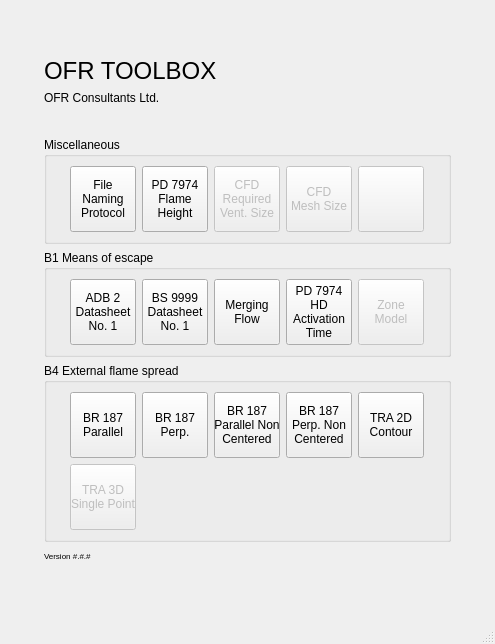
Old version of the form fsetoolsGUI/gui/layout/ui/main.ui in the repository fuyans/fsetoolsGUI.
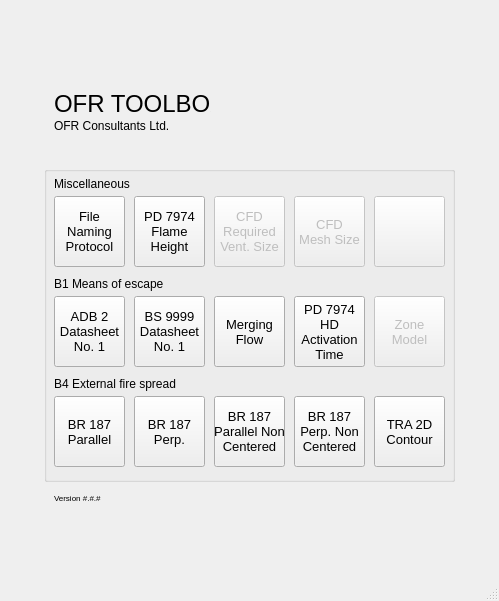
New version of the form. Icons and pictures are not drawn.

Patch:
```diff
--- a/fsetoolsGUI/gui/layout/ui/main.ui
+++ b/fsetoolsGUI/gui/layout/ui/main.ui
@@ -6,8 +6,8 @@
    <rect>
     <x>0</x>
     <y>0</y>
-    <width>495</width>
-    <height>644</height>
+    <width>499</width>
+    <height>601</height>
    </rect>
   </property>
   <property name="sizePolicy">
@@ -39,11 +39,28 @@
        <number>45</number>
       </property>
       <item>
-       <layout class="QHBoxLayout" name="horizontalLayout">
-        <item>
-         <layout class="QVBoxLayout" name="verticalLayout">
-          <item>
+       <widget class="QWidget" name="widget" native="true">
+        <property name="minimumSize">
+         <size>
+          <width>411</width>
+          <height>106</height>
+         </size>
+        </property>
+        <property name="maximumSize">
+         <size>
+          <width>411</width>
+          <height>106</height>
+         </size>
+        </property>
            <widget class="QLabel" name="label_big_name">
+         <property name="geometry">
+          <rect>
+           <x>10</x>
+           <y>38</y>
+           <width>157</width>
+           <height>26</height>
+          </rect>
+         </property>
             <property name="minimumSize">
              <size>
               <width>0</width>
@@ -62,13 +79,19 @@
              <set>Qt::AlignBottom|Qt::AlignLeading|Qt::AlignLeft</set>
             </property>
            </widget>
-          </item>
-          <item>
            <widget class="QLabel" name="label_copy_right">
+         <property name="geometry">
+          <rect>
+           <x>10</x>
+           <y>65</y>
+           <width>150</width>
+           <height>26</height>
+          </rect>
+         </property>
             <property name="minimumSize">
              <size>
               <width>150</width>
-              <height>28</height>
+           <height>26</height>
              </size>
             </property>
             <property name="text">
@@ -81,24 +104,15 @@
              <bool>true</bool>
             </property>
            </widget>
-          </item>
-         </layout>
-        </item>
-        <item>
-         <spacer name="horizontalSpacer">
-          <property name="orientation">
-           <enum>Qt::Horizontal</enum>
-          </property>
-          <property name="sizeHint" stdset="0">
-           <size>
-            <width>40</width>
-            <height>20</height>
-           </size>
-          </property>
-         </spacer>
-        </item>
-        <item>
          <widget class="QLabel" name="label_logo">
+         <property name="geometry">
+          <rect>
+           <x>190</x>
+           <y>5</y>
+           <width>194</width>
+           <height>105</height>
+          </rect>
+         </property>
           <property name="minimumSize">
            <size>
             <width>194</width>
@@ -112,133 +126,84 @@
            <pixmap>../images/OFR_LOGO_2_194_80.png</pixmap>
           </property>
          </widget>
-        </item>
-       </layout>
+       </widget>
       </item>
       <item>
        <widget class="QGroupBox" name="groupBox_misc">
+        <property name="minimumSize">
+         <size>
+          <width>411</width>
+          <height>316</height>
+         </size>
+        </property>
+        <property name="maximumSize">
+         <size>
+          <width>411</width>
+          <height>316</height>
+         </size>
+        </property>
         <property name="title">
-         <string>Miscellaneous</string>
+         <string/>
         </property>
-        <layout class="QGridLayout" name="gridLayout_6">
-         <item row="0" column="0">
-          <layout class="QGridLayout" name="gridLayout_3">
-           <item row="0" column="3">
-            <widget class="QPushButton" name="b4_01_br187_parallel_12">
-             <property name="enabled">
-              <bool>false</bool>
-             </property>
-             <property name="minimumSize">
-              <size>
-               <width>66</width>
-               <height>66</height>
-              </size>
-             </property>
-             <property name="maximumSize">
-              <size>
-               <width>66</width>
-               <height>66</height>
-              </size>
-             </property>
-             <property name="toolTip">
-              <string>To estimate optimal mesh resolution.</string>
-             </property>
-             <property name="statusTip">
-              <string>To estimate optimal mesh resolution.</string>
-             </property>
-             <property name="text">
-              <string>CFD
-Mesh Size</string>
-             </property>
-            </widget>
-           </item>
-           <item row="0" column="0">
-            <widget class="QPushButton" name="pushButton_0601_naming_convention">
-             <property name="minimumSize">
-              <size>
-               <width>66</width>
-               <height>66</height>
-              </size>
-             </property>
-             <property name="maximumSize">
-              <size>
-               <width>66</width>
-               <height>66</height>
-              </size>
-             </property>
-             <property name="toolTip">
-              <string>File name generator in accordance with OFR file naming protocal.</string>
-             </property>
-             <property name="statusTip">
-              <string>File name generator in accordance with OFR file naming protocal.</string>
-             </property>
-             <property name="text">
-              <string>File
-Naming
-Protocol</string>
-             </property>
-            </widget>
-           </item>
-           <item row="0" column="5">
             <widget class="QPushButton" name="pushButton">
              <property name="enabled">
               <bool>false</bool>
              </property>
+         <property name="geometry">
+          <rect>
+           <x>330</x>
+           <y>30</y>
+           <width>71</width>
+           <height>71</height>
+          </rect>
+         </property>
              <property name="minimumSize">
               <size>
-               <width>66</width>
-               <height>66</height>
+           <width>71</width>
+           <height>71</height>
               </size>
              </property>
              <property name="maximumSize">
               <size>
-               <width>66</width>
-               <height>66</height>
-              </size>
-             </property>
+           <width>71</width>
+           <height>71</height>
+          </size>
+         </property>
+         <property name="font">
+          <font>
+           <pointsize>10</pointsize>
+          </font>
+         </property>
              <property name="text">
               <string/>
              </property>
             </widget>
-           </item>
-           <item row="0" column="2">
-            <widget class="QPushButton" name="b4_01_br187_parallel_11">
-             <property name="enabled">
-              <bool>false</bool>
-             </property>
-             <property name="minimumSize">
-              <size>
-               <width>66</width>
-               <height>66</height>
-              </size>
-             </property>
-             <property name="maximumSize">
-              <size>
-               <width>66</width>
-               <height>66</height>
-              </size>
-             </property>
-             <property name="text">
-              <string>CFD
-Required
-Vent. Size</string>
-             </property>
-            </widget>
-           </item>
-           <item row="0" column="1">
             <widget class="QPushButton" name="pushButton_0602_pd7974_flame_height">
+         <property name="geometry">
+          <rect>
+           <x>90</x>
+           <y>30</y>
+           <width>71</width>
+           <height>71</height>
+          </rect>
+         </property>
              <property name="minimumSize">
               <size>
-               <width>66</width>
-               <height>66</height>
+           <width>71</width>
+           <height>71</height>
               </size>
              </property>
              <property name="maximumSize">
               <size>
-               <width>66</width>
-               <height>66</height>
-              </size>
-             </property>
+           <width>71</width>
+           <height>71</height>
+          </size>
+         </property>
+         <property name="font">
+          <font>
+           <pointsize>10</pointsize>
+          </font>
+         </property>
              <property name="toolTip">
               <string>Flame height in accordance with PD 7974-1:2019.</string>
              </property>
@@ -251,119 +216,67 @@
 Height</string>
              </property>
             </widget>
-           </item>
-          </layout>
-         </item>
-        </layout>
-       </widget>
-      </item>
-      <item>
-       <widget class="QGroupBox" name="groupBox_b1">
-        <property name="title">
-         <string>B1 Means of escape</string>
-        </property>
-        <layout class="QGridLayout" name="gridLayout_5">
-         <item row="0" column="0">
-          <layout class="QGridLayout" name="gridLayout">
-           <item row="0" column="3">
-            <widget class="QPushButton" name="pushButton_0111_heat_detector_activation">
-             <property name="minimumSize">
-              <size>
-               <width>66</width>
-               <height>66</height>
-              </size>
-             </property>
-             <property name="maximumSize">
-              <size>
-               <width>66</width>
-               <height>66</height>
-              </size>
-             </property>
-             <property name="toolTip">
-              <string>Heat detector activation time (ceiling jet) in accordance with PD 7974-1:2019.</string>
-             </property>
-             <property name="statusTip">
-              <string>Heat detector activation time (ceiling jet) in accordance with PD 7974-1:2019.</string>
-             </property>
-             <property name="text">
-              <string>PD 7974
-HD
-Activation
-Time</string>
-             </property>
-            </widget>
-           </item>
-           <item row="0" column="1">
-            <widget class="QPushButton" name="pushButton_0102_bs9999_datasheet_1">
+        <widget class="QPushButton" name="b4_01_br187_parallel_11">
+         <property name="enabled">
+          <bool>false</bool>
+         </property>
+         <property name="geometry">
+          <rect>
+           <x>170</x>
+           <y>30</y>
+           <width>71</width>
+           <height>71</height>
+          </rect>
+         </property>
              <property name="minimumSize">
               <size>
-               <width>66</width>
-               <height>66</height>
+           <width>71</width>
+           <height>71</height>
               </size>
              </property>
              <property name="maximumSize">
               <size>
-               <width>66</width>
-               <height>66</height>
-              </size>
-             </property>
-             <property name="toolTip">
-              <string>Data sheet 1 for BS 9999:2017, for B1.</string>
-             </property>
-             <property name="statusTip">
-              <string>Data sheet 1 for BS 9999:2017, for B1.</string>
-             </property>
+           <width>71</width>
+           <height>71</height>
+          </size>
+         </property>
+         <property name="font">
+          <font>
+           <pointsize>10</pointsize>
+          </font>
+         </property>
              <property name="text">
-              <string>BS 9999
-Datasheet
-No. 1</string>
-             </property>
-            </widget>
-           </item>
-           <item row="0" column="0">
-            <widget class="QPushButton" name="pushButton_0101_adb2_datasheet_1">
-             <property name="minimumSize">
-              <size>
-               <width>66</width>
-               <height>66</height>
-              </size>
-             </property>
-             <property name="maximumSize">
-              <size>
-               <width>66</width>
-               <height>66</height>
-              </size>
-             </property>
-             <property name="toolTip">
-              <string>Data sheet 1 for Approved Document B (2019) Vol. 2, for B1.</string>
-             </property>
-             <property name="statusTip">
-              <string>Data sheet 1 for Approved Document B (2019) Vol. 2, for B1.</string>
-             </property>
-             <property name="text">
-              <string>ADB 2
-Datasheet
-No. 1</string>
-             </property>
-            </widget>
-           </item>
-           <item row="0" column="2">
-            <widget class="QPushButton" name="pushButton_0103_merging_flow">
-             <property name="enabled">
-              <bool>true</bool>
-             </property>
+          <string>CFD
+Required
+Vent. Size</string>
+         </property>
+        </widget>
+        <widget class="QPushButton" name="pushButton_0601_naming_convention">
+         <property name="geometry">
+          <rect>
+           <x>10</x>
+           <y>30</y>
+           <width>71</width>
+           <height>71</height>
+          </rect>
+         </property>
              <property name="minimumSize">
               <size>
-               <width>66</width>
-               <height>66</height>
+           <width>71</width>
+           <height>71</height>
               </size>
              </property>
              <property name="maximumSize">
               <size>
-               <width>66</width>
-               <height>66</height>
-              </size>
-             </property>
+           <width>71</width>
+           <height>71</height>
+          </size>
+         </property>
+         <property name="font">
+          <font>
+           <pointsize>10</pointsize>
+          </font>
+         </property>
              <property name="toolTip">
               <string>Merging flow calculation in accordance with BS 9999:2017.</string>
              </property>
@@ -371,28 +284,40 @@
               <string>Merging flow calculation in accordance with BS 9999:2017.</string>
              </property>
              <property name="text">
-              <string>Merging
-Flow</string>
-             </property>
-            </widget>
-           </item>
-           <item row="0" column="4">
-            <widget class="QPushButton" name="b4_01_br187_parallel_10">
+          <string>File
+Naming
+Protocol</string>
+         </property>
+        </widget>
+        <widget class="QPushButton" name="b4_01_br187_parallel_12">
              <property name="enabled">
               <bool>false</bool>
              </property>
+         <property name="geometry">
+          <rect>
+           <x>250</x>
+           <y>30</y>
+           <width>71</width>
+           <height>71</height>
+          </rect>
+         </property>
              <property name="minimumSize">
               <size>
-               <width>66</width>
-               <height>66</height>
+           <width>71</width>
+           <height>71</height>
               </size>
              </property>
              <property name="maximumSize">
               <size>
-               <width>66</width>
-               <height>66</height>
-              </size>
-             </property>
+           <width>71</width>
+           <height>71</height>
+          </size>
+         </property>
+         <property name="font">
+          <font>
+           <pointsize>10</pointsize>
+          </font>
+         </property>
              <property name="toolTip">
               <string>Not implemented.</string>
              </property>
@@ -400,41 +325,39 @@
               <string>Not implemented.</string>
              </property>
              <property name="text">
-              <string>Zone
-Model</string>
-             </property>
-            </widget>
-           </item>
-          </layout>
-         </item>
-        </layout>
-       </widget>
-      </item>
-      <item>
-       <widget class="QGroupBox" name="groupBox_b3">
-        <property name="title">
-         <string>B4 External flame spread</string>
-        </property>
-        <layout class="QGridLayout" name="gridLayout_4">
-         <item row="0" column="0">
-          <layout class="QGridLayout" name="gridLayout_2">
-           <item row="0" column="4">
+          <string>CFD
+Mesh Size</string>
+         </property>
+        </widget>
             <widget class="QPushButton" name="pushButton_0406_thermal_radiation_analysis_2d">
              <property name="enabled">
               <bool>true</bool>
              </property>
+         <property name="geometry">
+          <rect>
+           <x>330</x>
+           <y>230</y>
+           <width>71</width>
+           <height>71</height>
+          </rect>
+         </property>
              <property name="minimumSize">
               <size>
-               <width>66</width>
-               <height>66</height>
+           <width>71</width>
+           <height>71</height>
               </size>
              </property>
              <property name="maximumSize">
               <size>
-               <width>66</width>
-               <height>66</height>
-              </size>
-             </property>
+           <width>71</width>
+           <height>71</height>
+          </size>
+         </property>
+         <property name="font">
+          <font>
+           <pointsize>10</pointsize>
+          </font>
+         </property>
              <property name="toolTip">
               <string>General purpose thermal radiation calculator.</string>
              </property>
@@ -446,74 +369,32 @@
 Contour</string>
              </property>
             </widget>
-           </item>
-           <item row="0" column="1">
-            <widget class="QPushButton" name="pushButton_0402_br187_perpendicular_simple">
-             <property name="minimumSize">
-              <size>
-               <width>66</width>
-               <height>66</height>
-              </size>
-             </property>
-             <property name="maximumSize">
-              <size>
-               <width>66</width>
-               <height>66</height>
-              </size>
-             </property>
-             <property name="toolTip">
-              <string>Thermal radiation calculation following BR 187 (Perpendicular rectangular orientation).</string>
-             </property>
-             <property name="statusTip">
-              <string>Thermal radiation calculation following BR 187 (Perpendicular rectangular orientation).</string>
-             </property>
-             <property name="text">
-              <string>BR 187
-Perp.</string>
-             </property>
-            </widget>
-           </item>
-           <item row="0" column="2">
-            <widget class="QPushButton" name="pushButton_0403_br187_parallel_complex">
-             <property name="minimumSize">
-              <size>
-               <width>66</width>
-               <height>66</height>
-              </size>
-             </property>
-             <property name="maximumSize">
-              <size>
-               <width>66</width>
-               <height>66</height>
-              </size>
-             </property>
-             <property name="toolTip">
-              <string>Thermal radiation calculation following BR 187 (Parallel rectangular orientation).</string>
-             </property>
-             <property name="statusTip">
-              <string>Thermal radiation calculation following BR 187 (Parallel rectangular orientation).</string>
-             </property>
-             <property name="text">
-              <string>BR 187
-Parallel Non
-Centered</string>
-             </property>
-            </widget>
-           </item>
-           <item row="0" column="0">
             <widget class="QPushButton" name="pushButton_0401_br187_parallel_simple">
+         <property name="geometry">
+          <rect>
+           <x>10</x>
+           <y>230</y>
+           <width>71</width>
+           <height>71</height>
+          </rect>
+         </property>
              <property name="minimumSize">
               <size>
-               <width>66</width>
-               <height>66</height>
+           <width>71</width>
+           <height>71</height>
               </size>
              </property>
              <property name="maximumSize">
               <size>
-               <width>66</width>
-               <height>66</height>
-              </size>
-             </property>
+           <width>71</width>
+           <height>71</height>
+          </size>
+         </property>
+         <property name="font">
+          <font>
+           <pointsize>10</pointsize>
+          </font>
+         </property>
              <property name="toolTip">
               <string>Thermal radiation calculation following BR 187 (Parallel rectangular orientation).</string>
              </property>
@@ -525,21 +406,70 @@
 Parallel</string>
              </property>
             </widget>
-           </item>
-           <item row="0" column="3">
+        <widget class="QPushButton" name="pushButton_0403_br187_parallel_complex">
+         <property name="geometry">
+          <rect>
+           <x>170</x>
+           <y>230</y>
+           <width>71</width>
+           <height>71</height>
+          </rect>
+         </property>
+         <property name="minimumSize">
+          <size>
+           <width>71</width>
+           <height>71</height>
+          </size>
+         </property>
+         <property name="maximumSize">
+          <size>
+           <width>71</width>
+           <height>71</height>
+          </size>
+         </property>
+         <property name="font">
+          <font>
+           <pointsize>10</pointsize>
+          </font>
+         </property>
+         <property name="toolTip">
+          <string>Thermal radiation calculation following BR 187 (Parallel rectangular orientation).</string>
+         </property>
+         <property name="statusTip">
+          <string>Thermal radiation calculation following BR 187 (Parallel rectangular orientation).</string>
+         </property>
+         <property name="text">
+          <string>BR 187
+Parallel Non
+Centered</string>
+         </property>
+        </widget>
             <widget class="QPushButton" name="pushButton_0404_br187_perpendicular_complex">
+         <property name="geometry">
+          <rect>
+           <x>250</x>
+           <y>230</y>
+           <width>71</width>
+           <height>71</height>
+          </rect>
+         </property>
              <property name="minimumSize">
               <size>
-               <width>66</width>
-               <height>66</height>
+           <width>71</width>
+           <height>71</height>
               </size>
              </property>
              <property name="maximumSize">
               <size>
-               <width>66</width>
-               <height>66</height>
-              </size>
-             </property>
+           <width>71</width>
+           <height>71</height>
+          </size>
+         </property>
+         <property name="font">
+          <font>
+           <pointsize>10</pointsize>
+          </font>
+         </property>
              <property name="toolTip">
               <string>Thermal radiation calculation following BR 187 (Perpendicular rectangular orientation).</string>
              </property>
@@ -552,24 +482,72 @@
 Centered</string>
              </property>
             </widget>
-           </item>
-           <item row="1" column="0">
-            <widget class="QPushButton" name="pushButton_0405_thermal_radiation_extreme">
+        <widget class="QPushButton" name="pushButton_0402_br187_perpendicular_simple">
+         <property name="geometry">
+          <rect>
+           <x>90</x>
+           <y>230</y>
+           <width>71</width>
+           <height>71</height>
+          </rect>
+         </property>
+         <property name="minimumSize">
+          <size>
+           <width>71</width>
+           <height>71</height>
+          </size>
+         </property>
+         <property name="maximumSize">
+          <size>
+           <width>71</width>
+           <height>71</height>
+          </size>
+         </property>
+         <property name="font">
+          <font>
+           <pointsize>10</pointsize>
+          </font>
+         </property>
+         <property name="toolTip">
+          <string>Thermal radiation calculation following BR 187 (Perpendicular rectangular orientation).</string>
+         </property>
+         <property name="statusTip">
+          <string>Thermal radiation calculation following BR 187 (Perpendicular rectangular orientation).</string>
+         </property>
+         <property name="text">
+          <string>BR 187
+Perp.</string>
+         </property>
+        </widget>
+        <widget class="QPushButton" name="b4_01_br187_parallel_10">
              <property name="enabled">
               <bool>false</bool>
              </property>
+         <property name="geometry">
+          <rect>
+           <x>330</x>
+           <y>130</y>
+           <width>71</width>
+           <height>71</height>
+          </rect>
+         </property>
              <property name="minimumSize">
               <size>
-               <width>66</width>
-               <height>66</height>
+           <width>71</width>
+           <height>71</height>
               </size>
              </property>
              <property name="maximumSize">
               <size>
-               <width>66</width>
-               <height>66</height>
-              </size>
-             </property>
+           <width>71</width>
+           <height>71</height>
+          </size>
+         </property>
+         <property name="font">
+          <font>
+           <pointsize>10</pointsize>
+          </font>
+         </property>
              <property name="toolTip">
               <string>General purpose thermal radiation calculator.</string>
              </property>
@@ -577,23 +555,229 @@
               <string>General purpose thermal radiation calculator.</string>
              </property>
              <property name="text">
-              <string>TRA 3D
-Single Point</string>
-             </property>
-            </widget>
-           </item>
-          </layout>
-         </item>
-        </layout>
-       </widget>
+          <string>Zone
+Model</string>
+         </property>
+        </widget>
+        <widget class="QPushButton" name="pushButton_0102_bs9999_datasheet_1">
+         <property name="geometry">
+          <rect>
+           <x>90</x>
+           <y>130</y>
+           <width>71</width>
+           <height>71</height>
+          </rect>
+         </property>
+         <property name="minimumSize">
+          <size>
+           <width>71</width>
+           <height>71</height>
+          </size>
+         </property>
+         <property name="maximumSize">
+          <size>
+           <width>71</width>
+           <height>71</height>
+          </size>
+         </property>
+         <property name="font">
+          <font>
+           <pointsize>10</pointsize>
+          </font>
+         </property>
+         <property name="toolTip">
+          <string>Data sheet 1 for BS 9999:2017, for B1.</string>
+         </property>
+         <property name="statusTip">
+          <string>Data sheet 1 for BS 9999:2017, for B1.</string>
+         </property>
+         <property name="text">
+          <string>BS 9999
+Datasheet
+No. 1</string>
+         </property>
+        </widget>
+        <widget class="QPushButton" name="pushButton_0101_adb2_datasheet_1">
+         <property name="geometry">
+          <rect>
+           <x>10</x>
+           <y>130</y>
+           <width>71</width>
+           <height>71</height>
+          </rect>
+         </property>
+         <property name="minimumSize">
+          <size>
+           <width>71</width>
+           <height>71</height>
+          </size>
+         </property>
+         <property name="maximumSize">
+          <size>
+           <width>71</width>
+           <height>71</height>
+          </size>
+         </property>
+         <property name="font">
+          <font>
+           <pointsize>10</pointsize>
+          </font>
+         </property>
+         <property name="toolTip">
+          <string>Data sheet 1 for Approved Document B (2019) Vol. 2, for B1.</string>
+         </property>
+         <property name="statusTip">
+          <string>Data sheet 1 for Approved Document B (2019) Vol. 2, for B1.</string>
+         </property>
+         <property name="text">
+          <string>ADB 2
+Datasheet
+No. 1</string>
+         </property>
+        </widget>
+        <widget class="QPushButton" name="pushButton_0111_heat_detector_activation">
+         <property name="geometry">
+          <rect>
+           <x>250</x>
+           <y>130</y>
+           <width>71</width>
+           <height>71</height>
+          </rect>
+         </property>
+         <property name="minimumSize">
+          <size>
+           <width>71</width>
+           <height>71</height>
+          </size>
+         </property>
+         <property name="maximumSize">
+          <size>
+           <width>71</width>
+           <height>71</height>
+          </size>
+         </property>
+         <property name="font">
+          <font>
+           <pointsize>10</pointsize>
+          </font>
+         </property>
+         <property name="toolTip">
+          <string>Heat detector activation time (ceiling jet) in accordance with PD 7974-1:2019.</string>
+         </property>
+         <property name="statusTip">
+          <string>Heat detector activation time (ceiling jet) in accordance with PD 7974-1:2019.</string>
+         </property>
+         <property name="text">
+          <string>PD 7974
+HD
+Activation
+Time</string>
+         </property>
+        </widget>
+        <widget class="QPushButton" name="pushButton_0103_merging_flow">
+         <property name="enabled">
+          <bool>true</bool>
+         </property>
+         <property name="geometry">
+          <rect>
+           <x>170</x>
+           <y>130</y>
+           <width>71</width>
+           <height>71</height>
+          </rect>
+         </property>
+         <property name="minimumSize">
+          <size>
+           <width>71</width>
+           <height>71</height>
+          </size>
+         </property>
+         <property name="maximumSize">
+          <size>
+           <width>71</width>
+           <height>71</height>
+          </size>
+         </property>
+         <property name="font">
+          <font>
+           <pointsize>10</pointsize>
+          </font>
+         </property>
+         <property name="toolTip">
+          <string>Merging flow calculation in accordance with BS 9999:2017.</string>
+         </property>
+         <property name="statusTip">
+          <string>Merging flow calculation in accordance with BS 9999:2017.</string>
+         </property>
+         <property name="text">
+          <string>Merging
+Flow</string>
+         </property>
+        </widget>
+        <widget class="QLabel" name="label">
+         <property name="geometry">
+          <rect>
+           <x>10</x>
+           <y>205</y>
+           <width>366</width>
+           <height>26</height>
+          </rect>
+         </property>
+         <property name="text">
+          <string>B4 External fire spread</string>
+         </property>
+        </widget>
+        <widget class="QLabel" name="label_2">
+         <property name="geometry">
+          <rect>
+           <x>10</x>
+           <y>105</y>
+           <width>366</width>
+           <height>26</height>
+          </rect>
+         </property>
+         <property name="text">
+          <string>B1 Means of escape</string>
+         </property>
+        </widget>
+        <widget class="QLabel" name="label_3">
+         <property name="geometry">
+          <rect>
+           <x>10</x>
+           <y>5</y>
+           <width>366</width>
+           <height>26</height>
+          </rect>
+         </property>
+         <property name="text">
+          <string>Miscellaneous</string>
+         </property>
+        </widget>
+       </widget>
       </item>
       <item>
-       <layout class="QHBoxLayout" name="horizontalLayout_2">
-        <property name="sizeConstraint">
-         <enum>QLayout::SetMinimumSize</enum>
+       <widget class="QWidget" name="widget_2" native="true">
+        <property name="minimumSize">
+         <size>
+          <width>411</width>
+          <height>26</height>
+         </size>
         </property>
-        <item>
+        <property name="maximumSize">
+         <size>
+          <width>411</width>
+          <height>26</height>
+         </size>
+        </property>
          <widget class="QLabel" name="label_version">
+         <property name="geometry">
+          <rect>
+           <x>10</x>
+           <y>5</y>
+           <width>366</width>
+           <height>14</height>
+          </rect>
+         </property>
           <property name="minimumSize">
            <size>
             <width>0</width>
@@ -618,21 +802,7 @@
            <set>Qt::AlignLeading|Qt::AlignLeft|Qt::AlignTop</set>
           </property>
          </widget>
-        </item>
-        <item>
-         <spacer name="horizontalSpacer_2">
-          <property name="orientation">
-           <enum>Qt::Horizontal</enum>
-          </property>
-          <property name="sizeHint" stdset="0">
-           <size>
-            <width>40</width>
-            <height>20</height>
-           </size>
-          </property>
-         </spacer>
-        </item>
-       </layout>
+       </widget>
       </item>
      </layout>
     </item>
```
Left out of the diff: 23 changed lines with no effect on the pictures. Lines whose indentation alone changed are shown as unchanged.
